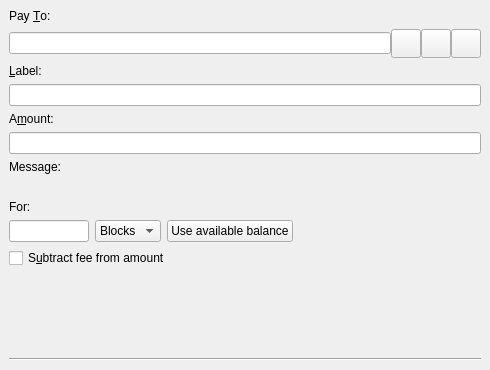
Before: the Qt Designer form src/qt/forms/sendcoinsentry.ui in hardwarewise/SIN-core, drawn with Qt 5.
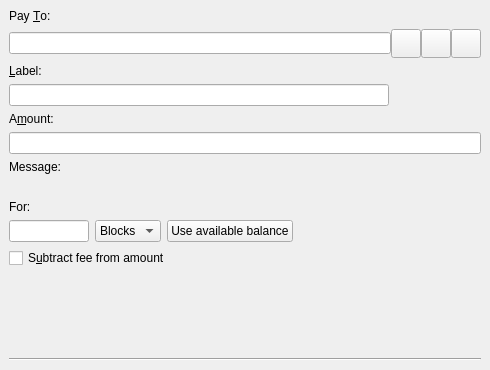
After: the same form once the commit is applied. Icons and pictures are not drawn. Custom widgets are drawn as their Qt base class.

The edit to the form file:
```diff
--- a/src/qt/forms/sendcoinsentry.ui
+++ b/src/qt/forms/sendcoinsentry.ui
@@ -143,6 +143,18 @@
       </item>
       <item>
        <widget class="QLineEdit" name="addAsLabel">
+        <property name="sizePolicy">
+         <sizepolicy hsizetype="Fixed" vsizetype="Fixed">
+          <horstretch>0</horstretch>
+          <verstretch>0</verstretch>
+         </sizepolicy>
+        </property>
+        <property name="minimumSize">
+         <size>
+          <width>380</width>
+          <height>0</height>
+         </size>
+        </property>
         <property name="toolTip">
          <string>Enter a label for this address to add it to the list of used addresses</string>
         </property>
```
Left out of the diff: 2 changed lines with no effect on the pictures.
